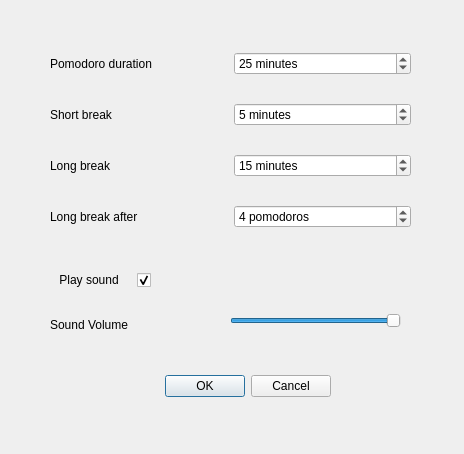
Qt form src/gui/ui/settings.ui (ravenvz/SprintTimer) before a commit.
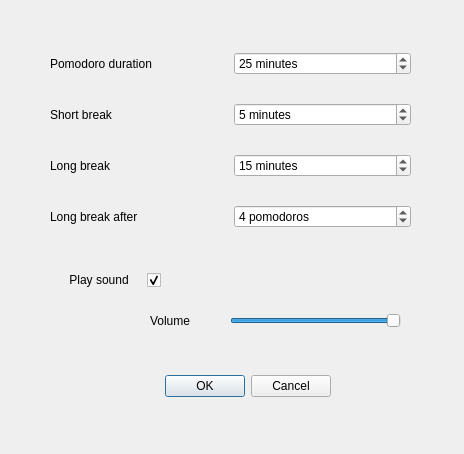
The same form after that commit. Icons and pictures are not drawn.

Commit message: Change displayed information in goals view. Ui fixes

```diff
--- a/src/gui/ui/settings.ui
+++ b/src/gui/ui/settings.ui
@@ -195,20 +195,20 @@
   <widget class="QLabel" name="lblSoundVolume">
    <property name="geometry">
     <rect>
-     <x>50</x>
-     <y>280</y>
-     <width>212</width>
-     <height>90</height>
+     <x>150</x>
+     <y>300</y>
+     <width>61</width>
+     <height>41</height>
     </rect>
    </property>
    <property name="text">
-    <string>Sound Volume</string>
+    <string>Volume</string>
    </property>
   </widget>
   <widget class="QCheckBox" name="chBxPlaySound">
    <property name="geometry">
     <rect>
-     <x>40</x>
+     <x>50</x>
      <y>270</y>
      <width>111</width>
      <height>20</height>
```
The commit also changes 4 other files.
